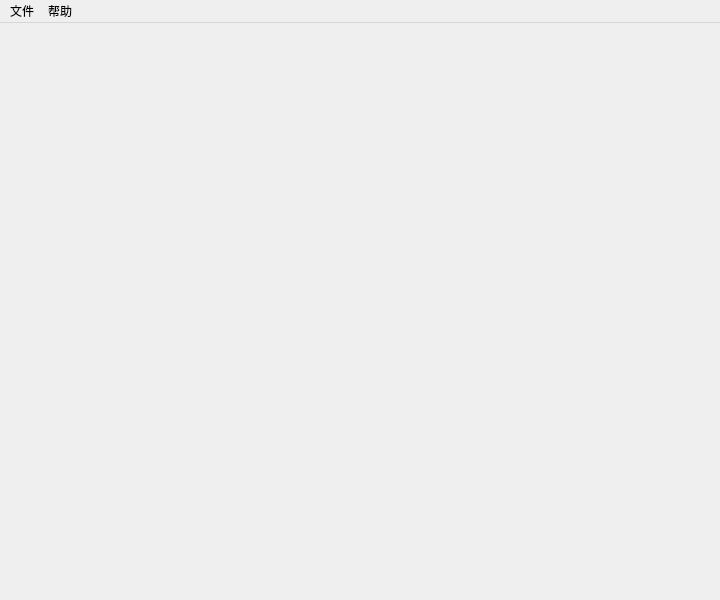
Frost-rA9/infusion-companion, file GUI/ui/main.ui: the form before one commit.
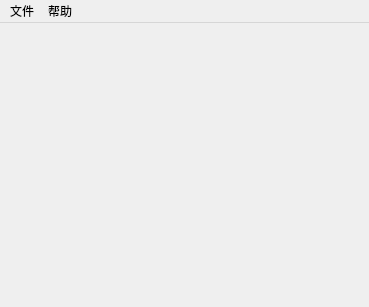
The form after the commit.

Patch:
```diff
--- a/GUI/ui/main.ui
+++ b/GUI/ui/main.ui
@@ -6,14 +6,20 @@
    <rect>
     <x>0</x>
     <y>0</y>
-    <width>720</width>
-    <height>600</height>
+    <width>369</width>
+    <height>307</height>
    </rect>
   </property>
   <property name="minimumSize">
    <size>
-    <width>720</width>
-    <height>600</height>
+    <width>0</width>
+    <height>0</height>
+   </size>
+  </property>
+  <property name="maximumSize">
+   <size>
+    <width>1000</width>
+    <height>1000</height>
    </size>
   </property>
   <property name="windowTitle">
@@ -25,8 +31,8 @@
     <rect>
      <x>0</x>
      <y>0</y>
-     <width>720</width>
-     <height>26</height>
+     <width>369</width>
+     <height>23</height>
     </rect>
    </property>
    <widget class="QMenu" name="menu_helper">
```
